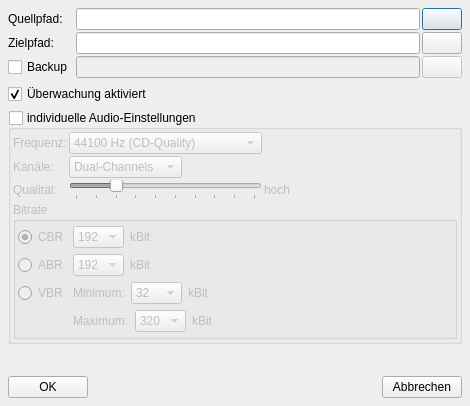
Above: src/forms/editpath/editpath.ui from pfedick/mp3encoder before the change. Below: the same form after it.
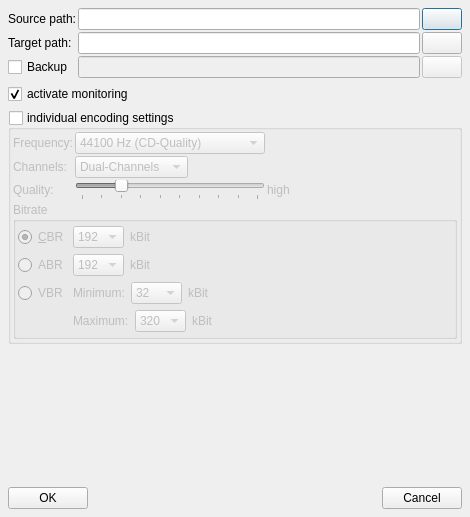
That is the form after the change. Icons and pictures are not drawn.

The edit to the form file:
```diff
--- a/src/forms/editpath/editpath.ui
+++ b/src/forms/editpath/editpath.ui
@@ -7,7 +7,7 @@
     <x>0</x>
     <y>0</y>
     <width>470</width>
-    <height>406</height>
+    <height>517</height>
    </rect>
   </property>
   <property name="windowTitle">
@@ -53,7 +53,7 @@
      <item row="0" column="0">
       <widget class="QLabel" name="label">
        <property name="text">
-        <string>Quellpfad:</string>
+        <string>Source path:</string>
        </property>
       </widget>
      </item>
@@ -80,7 +80,7 @@
      <item row="1" column="0">
       <widget class="QLabel" name="label_12">
        <property name="text">
-        <string>Zielpfad:</string>
+        <string>Target path:</string>
        </property>
       </widget>
      </item>
@@ -143,7 +143,7 @@
    <item>
     <widget class="QCheckBox" name="activeCheckBox">
      <property name="text">
-      <string>Überwachung aktiviert</string>
+      <string>activate monitoring</string>
      </property>
      <property name="checked">
       <bool>true</bool>
@@ -153,7 +153,7 @@
    <item>
     <widget class="QGroupBox" name="individualAudio">
      <property name="title">
-      <string>individuelle Audio-Einstellungen</string>
+      <string>individual encoding settings</string>
      </property>
      <property name="checkable">
       <bool>true</bool>
@@ -197,7 +197,7 @@
         <item row="0" column="0">
          <widget class="QLabel" name="label_3">
           <property name="text">
-           <string>Frequenz:</string>
+           <string>Frequency:</string>
           </property>
          </widget>
         </item>
@@ -226,7 +226,7 @@
         <item row="1" column="0">
          <widget class="QLabel" name="label_4">
           <property name="text">
-           <string>Kanäle:</string>
+           <string>Channels:</string>
           </property>
          </widget>
         </item>
@@ -266,7 +266,7 @@
         <item row="2" column="0">
          <widget class="QLabel" name="label_5">
           <property name="text">
-           <string>Qualität:</string>
+           <string>Quality:</string>
           </property>
          </widget>
         </item>
@@ -304,7 +304,7 @@
            </sizepolicy>
           </property>
           <property name="text">
-           <string>hoch</string>
+           <string>high</string>
           </property>
          </widget>
         </item>
@@ -396,7 +396,7 @@
                 <string/>
                </property>
                <property name="text">
-                <string>CBR</string>
+                <string>&amp;CBR</string>
                </property>
                <property name="checked">
                 <bool>true</bool>
@@ -951,7 +951,7 @@
      <item>
       <widget class="QPushButton" name="ButtonCancel">
        <property name="text">
-        <string>Abbrechen</string>
+        <string>Cancel</string>
        </property>
        <property name="icon">
         <iconset resource="../../../resource.qrc">
```
